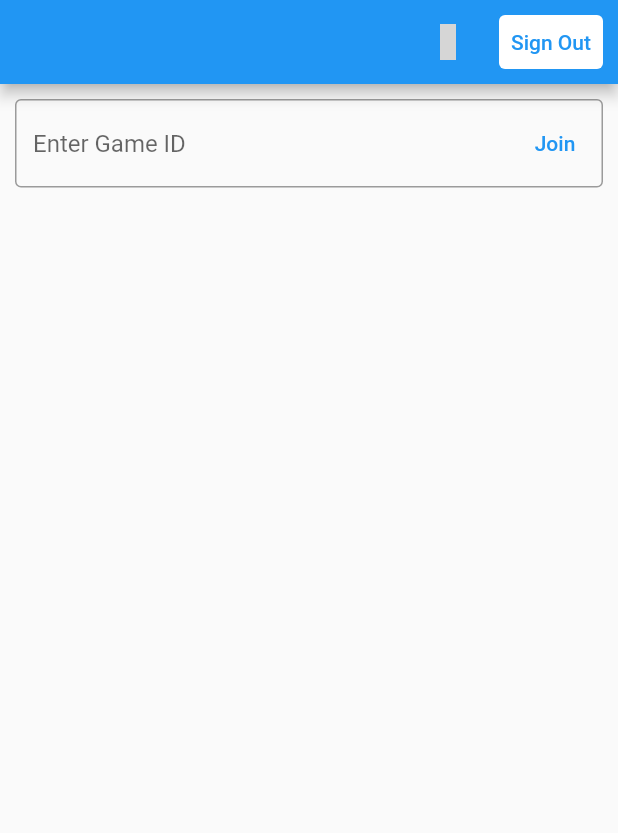
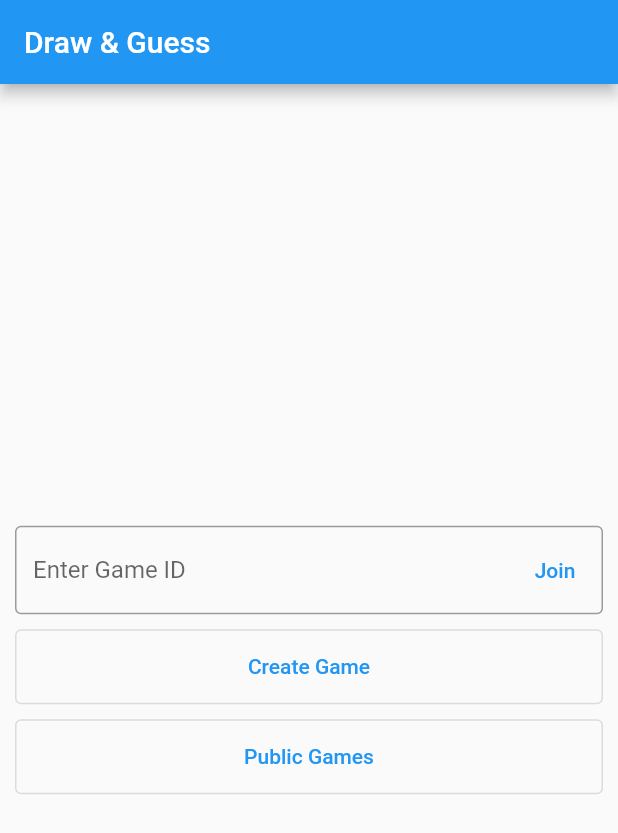
Before and after one commit to halilyaman/draw_guess, a Flutter app: the HomePage screen opened by its route, on a phone screen of 412 x 824 dp. Shown: the top 833 px of the screen. Run offline on Flutter 3.47's test engine with Material 2 defaults, Android fonts, the phone set to English and light mode, and no system bars; our stand-ins replace auto_route, cloud_firestore, dartz, device_preview, firebase_auth, firebase_core and 7 more; accounts and stored records are empty; grey boxes are pictures that could not be loaded.

Commit message:
Update home page UI

```diff
--- a/lib/core/presentation/widgets/expand_horizontally.dart
+++ b/lib/core/presentation/widgets/expand_horizontally.dart
@@ -1,7 +1,7 @@
 import 'package:draw_guess/core/core.dart';
 
-class ExpandHorizontally extends StatelessWidget {
-  const ExpandHorizontally({
+class ExpandHorizontal extends StatelessWidget {
+  const ExpandHorizontal({
     Key? key,
     required this.height,
     required this.child,
--- a/lib/game/presentation/create_game_dialog_page.dart
+++ b/lib/game/presentation/create_game_dialog_page.dart
@@ -21,7 +21,7 @@ class CreateGameDialogPage extends HookConsumerWidget {
                   hintText: 'Enter Game ID...',
                 ),
                 const EmptyHeight(),
-                ExpandHorizontally(
+                ExpandHorizontal(
                   height: 40.0,
                   child: ElevatedButton(
                     onPressed: () {
--- a/lib/home/presentation/home_page.dart
+++ b/lib/home/presentation/home_page.dart
@@ -1,4 +1,3 @@
-import 'package:draw_guess/authentication/authentication.dart';
 import 'package:draw_guess/core/core.dart';
 import 'package:draw_guess/game/game.dart';
 
@@ -10,17 +9,20 @@ class HomePage extends StatelessWidget {
     return KeyboardUnFocusWidget(
       child: Scaffold(
         appBar: AppBar(
-          actions: const [
-            _CreateGameButton(),
-            Padding(
-              padding: AppPadding.all(),
-              child: SignOutButton(),
-            ),
-          ],
+          title: const Text('Draw & Guess'),
         ),
-        body: const Padding(
-          padding: AppPadding.all(),
-          child: JoinGameWidget(),
+        body: Padding(
+          padding: const AppPadding.all(),
+          child: Column(
+            mainAxisAlignment: MainAxisAlignment.center,
+            children: const [
+              JoinGameWidget(),
+              EmptyHeight(),
+              _CreateGameButton(),
+              EmptyHeight(),
+              _PublicGamesButton(),
+            ],
+          ),
         ),
       ),
     );
@@ -34,11 +36,29 @@ class _CreateGameButton extends StatelessWidget {
 
   @override
   Widget build(BuildContext context) {
-    return IconButton(
-      icon: const Icon(MdiIcons.plusCircle),
-      onPressed: () {
-        AutoRouter.of(context).push(const CreateGameDialogRoute());
-      },
+    return ExpandHorizontal(
+      height: 50.0,
+      child: OutlinedButton(
+        child: const Text('Create Game'),
+        onPressed: () {
+          AutoRouter.of(context).push(const CreateGameDialogRoute());
+        },
+      ),
     );
   }
 }
+
+class _PublicGamesButton extends StatelessWidget {
+  const _PublicGamesButton({Key? key}) : super(key: key);
+
+  @override
+  Widget build(BuildContext context) {
+    return ExpandHorizontal(
+      height: 50.0,
+      child: OutlinedButton(
+        onPressed: () {},
+        child: const Text('Public Games'),
+      ),
+    );
+  }
+}
```
